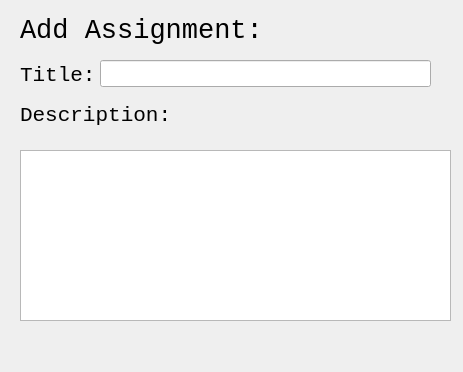
First picture: the form in GAUI/addassignmentdialog.ui, repository ezfe/grading-assistant-cs205, before the edit.
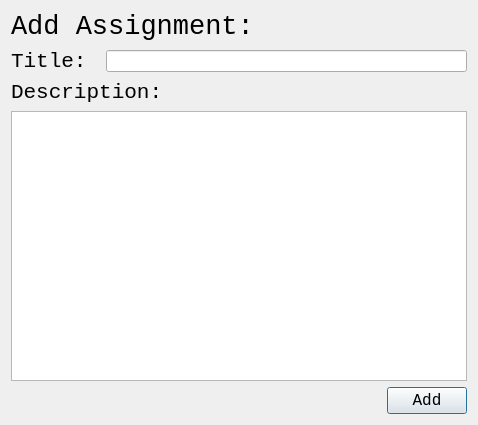
Second picture: the form after the edit.

Commit message: Added dialogs to add new students and assignments to classes

```diff
--- a/GAUI/addassignmentdialog.ui
+++ b/GAUI/addassignmentdialog.ui
@@ -6,22 +6,16 @@
    <rect>
     <x>0</x>
     <y>0</y>
-    <width>463</width>
-    <height>372</height>
+    <width>478</width>
+    <height>425</height>
    </rect>
   </property>
   <property name="windowTitle">
    <string>Dialog</string>
   </property>
+  <layout class="QGridLayout" name="gridLayout">
+   <item row="0" column="0">
   <widget class="QLabel" name="label">
-   <property name="geometry">
-    <rect>
-     <x>20</x>
-     <y>10</y>
-     <width>251</width>
-     <height>41</height>
-    </rect>
-   </property>
    <property name="font">
     <font>
      <family>Monospace</family>
@@ -32,15 +26,11 @@
     <string>Add Assignment:</string>
    </property>
   </widget>
+   </item>
+   <item row="1" column="0">
+    <layout class="QHBoxLayout" name="horizontalLayout">
+     <item>
   <widget class="QLabel" name="label_2">
-   <property name="geometry">
-    <rect>
-     <x>20</x>
-     <y>60</y>
-     <width>81</width>
-     <height>31</height>
-    </rect>
-   </property>
    <property name="font">
     <font>
      <family>Monospace</family>
@@ -51,15 +41,14 @@
     <string>Title: </string>
    </property>
   </widget>
+     </item>
+     <item>
+      <widget class="QLineEdit" name="titleEdit"/>
+     </item>
+    </layout>
+   </item>
+   <item row="2" column="0">
   <widget class="QLabel" name="label_3">
-   <property name="geometry">
-    <rect>
-     <x>20</x>
-     <y>100</y>
-     <width>171</width>
-     <height>31</height>
-    </rect>
-   </property>
    <property name="font">
     <font>
      <family>Monospace</family>
@@ -70,26 +59,41 @@
     <string>Description:</string>
    </property>
   </widget>
-  <widget class="QPlainTextEdit" name="plainTextEdit">
-   <property name="geometry">
-    <rect>
-     <x>20</x>
-     <y>150</y>
-     <width>431</width>
-     <height>171</height>
-    </rect>
-   </property>
-  </widget>
-  <widget class="QLineEdit" name="lineEdit">
-   <property name="geometry">
-    <rect>
-     <x>100</x>
-     <y>60</y>
-     <width>331</width>
-     <height>27</height>
-    </rect>
-   </property>
-  </widget>
+   </item>
+   <item row="3" column="0">
+    <widget class="QPlainTextEdit" name="descriptionEdit"/>
+   </item>
+   <item row="4" column="0">
+    <layout class="QHBoxLayout" name="horizontalLayout_2">
+     <item>
+      <spacer name="horizontalSpacer">
+       <property name="orientation">
+        <enum>Qt::Horizontal</enum>
+       </property>
+       <property name="sizeHint" stdset="0">
+        <size>
+         <width>40</width>
+         <height>20</height>
+        </size>
+       </property>
+      </spacer>
+     </item>
+     <item>
+      <widget class="QPushButton" name="addClassButton">
+       <property name="font">
+        <font>
+         <family>Monospace</family>
+         <pointsize>12</pointsize>
+        </font>
+       </property>
+       <property name="text">
+        <string>Add</string>
+       </property>
+      </widget>
+     </item>
+    </layout>
+   </item>
+  </layout>
  </widget>
  <resources/>
  <connections/>
```
Lines whose indentation alone changed are shown as unchanged. The commit also changes 7 other files.
